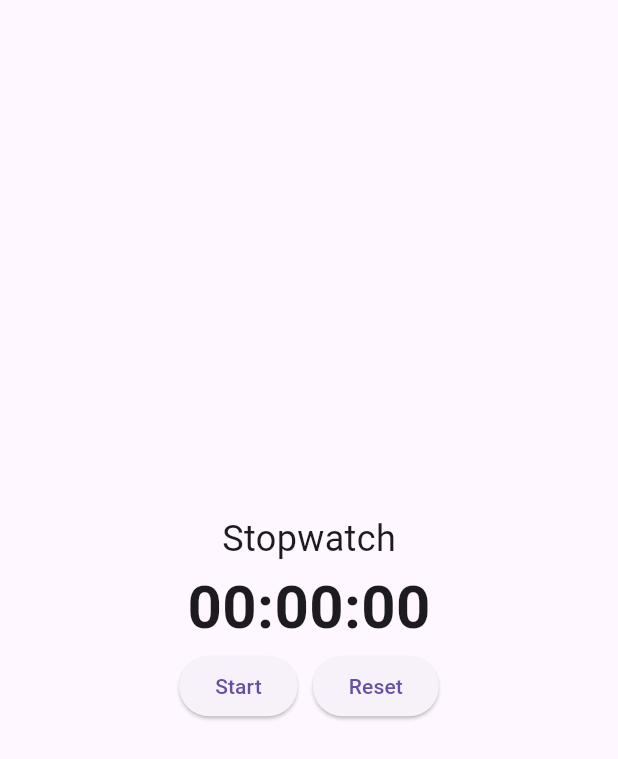
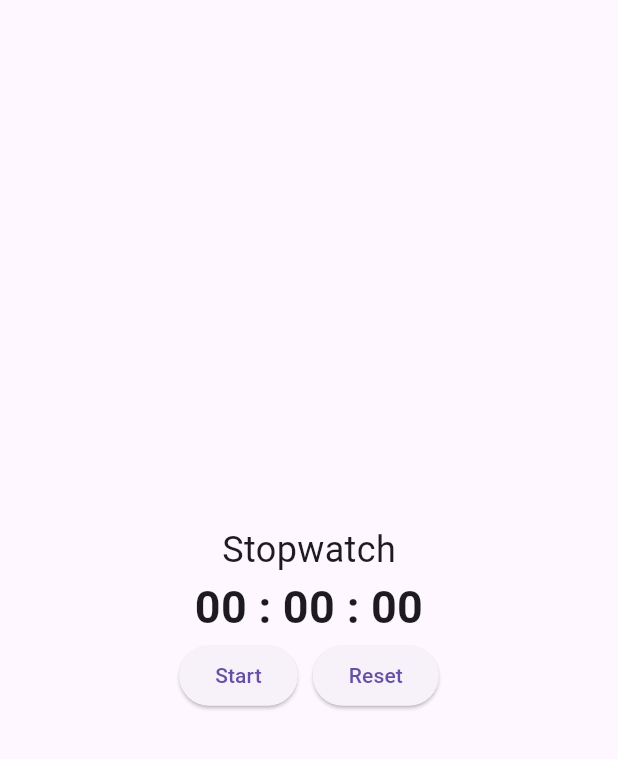
Before and after one commit to vipuludaay/stopwatch, a Flutter app: the screen it shows after launch, on a phone screen of 412 x 824 dp. Shown: the top 759 px of the screen. Run offline on Flutter 3.47's test engine with Material 3 defaults, Android fonts, the phone set to English and light mode, and no system bars.

Commit message:
fixed alignment issues

```diff
--- a/lib/main.dart
+++ b/lib/main.dart
@@ -91,12 +91,70 @@ class _StopwatchHomePageState extends State<StopwatchHomePage> {
               ),
             ),
             SizedBox(height: 0.0),
-            Text(
-              _formattedTime,
-              style: TextStyle(
-                fontSize: 40.0,
-                fontWeight: FontWeight.bold,
-              ),
+            Row(
+              mainAxisAlignment: MainAxisAlignment.center,
+              children: <Widget>[
+                // Hours
+                Row(
+                  crossAxisAlignment: CrossAxisAlignment.center,
+                  children: [
+                    SizedBox(
+                      width: 50,
+                      child: Text(
+                        _formattedTime.split(':')[0],
+                        textAlign: TextAlign.center,
+                        style: TextStyle(
+                          fontSize: 30.0,
+                          fontWeight: FontWeight.bold
+                        ),
+                      ),
+                    ),
+                    Text(
+                      ':',
+                      style: TextStyle(
+                        fontSize: 30.0,
+                        fontWeight: FontWeight.bold
+                      ),
+                    ),
+                  ],
+                ),
+                // Minutes
+                Row(
+                  crossAxisAlignment: CrossAxisAlignment.center,
+                  children: [
+                    SizedBox(
+                      width: 50,
+                      child: Text(
+                        _formattedTime.split(':')[1],
+                        textAlign: TextAlign.center,
+                        style: TextStyle(
+                          fontSize: 30.0,
+                          fontWeight: FontWeight.bold
+                        ),
+                      ),
+                    ),
+                    Text(
+                      ':',
+                      style: TextStyle(
+                        fontSize: 30.0,
+                        fontWeight: FontWeight.bold
+                      ),
+                    ),
+                  ],
+                ),
+                // Seconds
+                SizedBox(
+                  width: 50,
+                  child: Text(
+                    _formattedTime.split(':')[2],
+                    textAlign: TextAlign.center,
+                    style: TextStyle(
+                      fontSize: 30.0,
+                      fontWeight: FontWeight.bold
+                    ),
+                  ),
+                ),
+              ],
             ),
             SizedBox(height: 0.0),
             Row(
```
Also changed, not shown: 1 other file.
